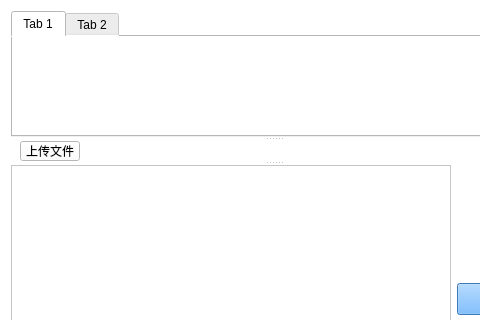
This is EasyChat/chatwidget.ui in waynecn/WebSocketServerAndClient as Qt 5 draws it before an edit; both pictures show x 0 to 480 and y 0 to 320 of the 650 by 445 pixel window. The edited form follows.
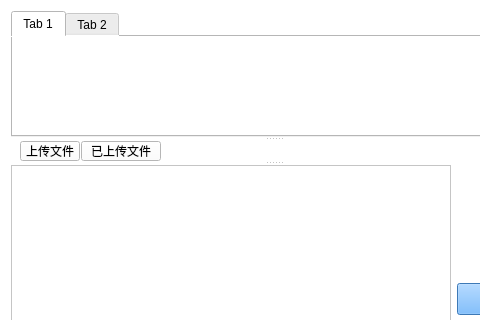
This is the edited form. Icons and pictures are not drawn.

Commit message: 新增获取上传记录的功能

```diff
--- a/EasyChat/chatwidget.ui
+++ b/EasyChat/chatwidget.ui
@@ -134,6 +134,31 @@
          <string>上传文件</string>
         </property>
        </widget>
+       <widget class="QPushButton" name="fileListPushButton">
+        <property name="geometry">
+         <rect>
+          <x>70</x>
+          <y>0</y>
+          <width>80</width>
+          <height>20</height>
+         </rect>
+        </property>
+        <property name="minimumSize">
+         <size>
+          <width>0</width>
+          <height>20</height>
+         </size>
+        </property>
+        <property name="maximumSize">
+         <size>
+          <width>80</width>
+          <height>20</height>
+         </size>
+        </property>
+        <property name="text">
+         <string>已上传文件</string>
+        </property>
+       </widget>
       </widget>
       <widget class="QWidget" name="widget" native="true">
        <property name="sizePolicy">
```
The commit also changes 10 other files.
